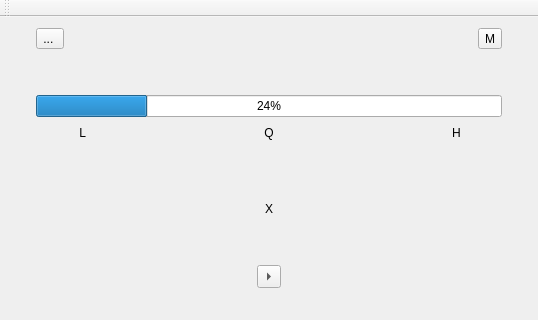
First picture: the form in main_window.ui, repository codincodee/AnyWord, before the edit; both pictures show x 0 to 538 and y 0 to 320 of the 538 by 843 pixel window.
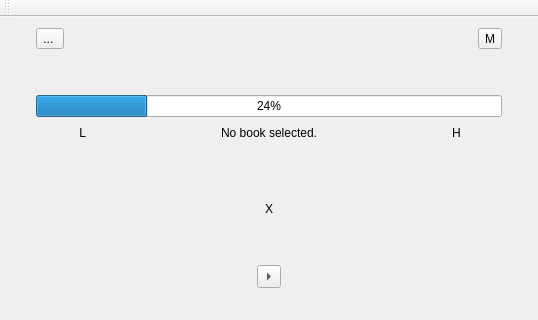
Second picture: the form after the edit.

Diff of the .ui file:
```diff
--- a/main_window.ui
+++ b/main_window.ui
@@ -225,7 +225,7 @@
            </size>
           </property>
           <property name="text">
-           <string>Q</string>
+           <string>No book selected.</string>
           </property>
           <property name="alignment">
            <set>Qt::AlignCenter</set>
```
